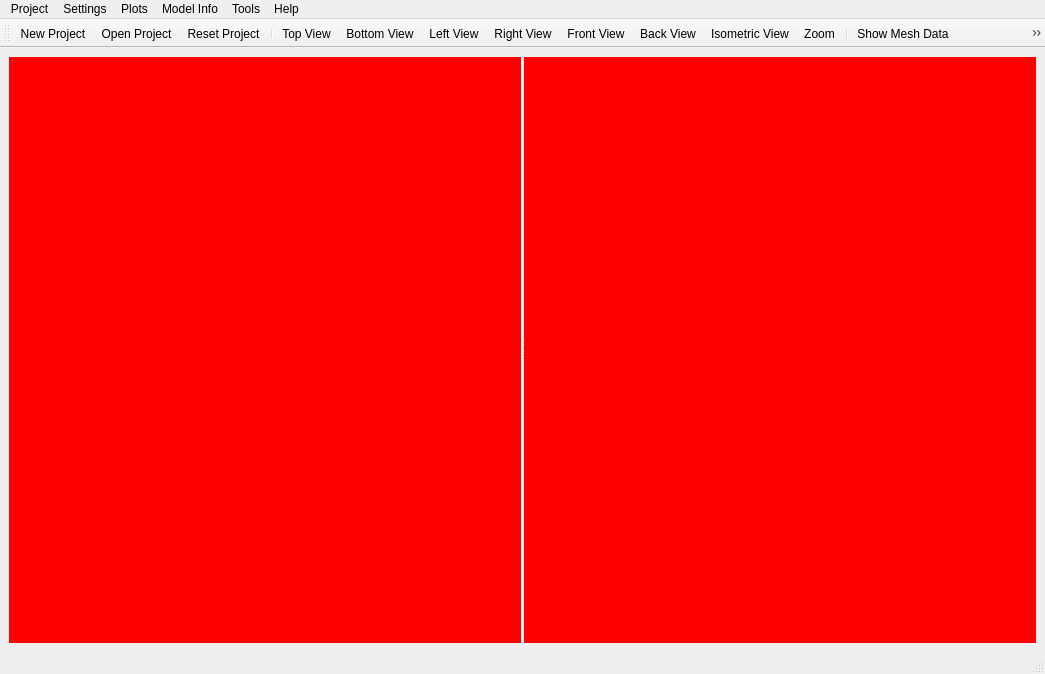
Above: pulse/interface/data/ui_files/main_window.ui from open-pulse/OpenPulse before the change. Below: the same form after it.
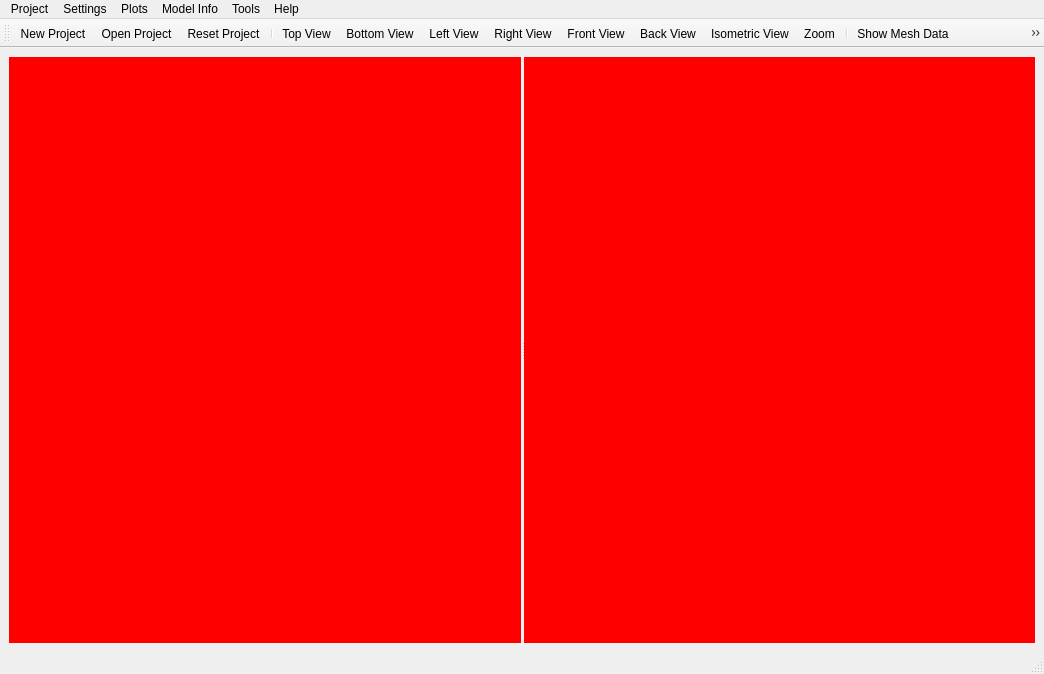
That is the form after the change. Icons and pictures are not drawn.

Commit message: Enhancements to the interface appearance

```diff
--- a/pulse/interface/data/ui_files/main_window.ui
+++ b/pulse/interface/data/ui_files/main_window.ui
@@ -6,7 +6,7 @@
    <rect>
     <x>0</x>
     <y>0</y>
-    <width>1045</width>
+    <width>1044</width>
     <height>674</height>
    </rect>
   </property>
@@ -96,7 +96,7 @@
     <rect>
      <x>0</x>
      <y>0</y>
-     <width>1045</width>
+     <width>1044</width>
      <height>21</height>
     </rect>
    </property>
```
Left out of the diff: 2 changed lines with no effect on the pictures. The commit also changes 6 other files.
